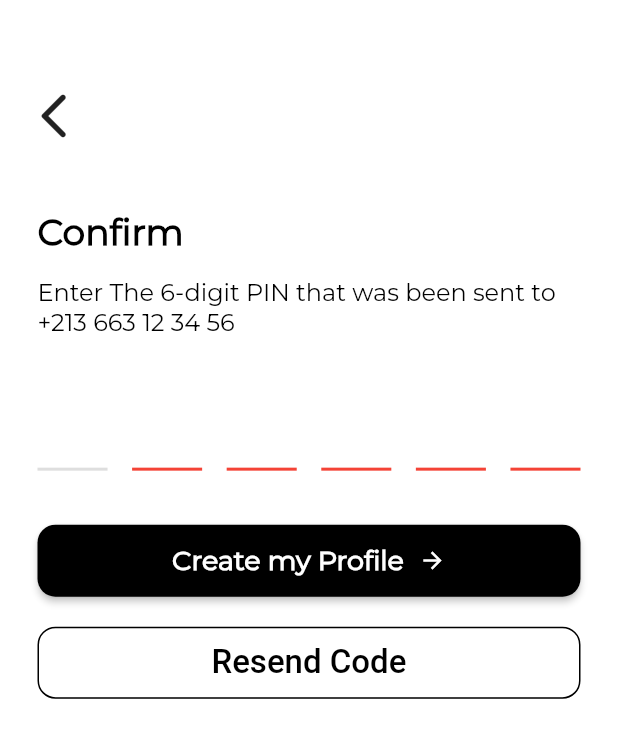
After one commit to abdlkaderkhatir/Fidelity-app-company, a Flutter app: the ConfirmationPhoneScreen screen opened by its route, on a phone screen of 412 x 824 dp. The commit adds this screen. Shown: the top 738 px of the screen. Run offline on Flutter 3.47's test engine with Material 2 defaults, Android fonts, the phone set to English and light mode, and no system bars; drawn by our look-alikes of pin_code_fields; our stand-ins replace get, sizer; Roboto replaces fonts that are missing (DIN).

Commit message:
adding Confirmation Screen

```diff
--- a/lib/routes/routes.dart
+++ b/lib/routes/routes.dart
@@ -1,3 +1,4 @@
+import 'package:fidelity_app/views/confirmation_phone_screen.dart';
 import 'package:fidelity_app/views/login_phone_screen.dart';
 import 'package:fidelity_app/views/splash_screen.dart';
 import 'package:get/get.dart';
@@ -11,11 +12,12 @@ class AppRoutes{
   static final routes =[
     GetPage(name: Routes.splashScreen, page:()=>const SplashScreen()),
     GetPage(name: Routes.loginPhone, page:()=>const LoginPhoneScreen()),
+    GetPage(name: Routes.confirmePhone, page:()=>const ConfirmationPhoneScreen()),
   ];
 }
 
 class Routes{
   static const splashScreen = '/splash';
   static const loginPhone = '/loginphone';
-
+  static const confirmePhone = '/confirme';
 }
--- /dev/null
+++ b/lib/views/confirmation_phone_screen.dart
@@ -0,0 +1,163 @@
+import 'package:fidelity_app/utils/theme.dart';
+import 'package:fidelity_app/widgets/awesome_button_widget.dart';
+import 'package:fidelity_app/widgets/outlined_awesome_button.dart';
+import 'package:flutter/material.dart';
+import 'package:pin_code_fields/pin_code_fields.dart';
+import 'package:sizer/sizer.dart';
+import 'package:get/get.dart';
+
+class ConfirmationPhoneScreen extends StatefulWidget {
+  const ConfirmationPhoneScreen({super.key});
+
+  @override
+  State<ConfirmationPhoneScreen> createState() =>
+      _ConfirmationPhoneScreenState();
+}
+
+class _ConfirmationPhoneScreenState extends State<ConfirmationPhoneScreen> {
+  final formKey = GlobalKey<FormState>();
+  final TextEditingController confirmation = TextEditingController();
+
+  @override
+  Widget build(BuildContext context) {
+    return SafeArea(
+        child: Scaffold(
+      backgroundColor: Colors.white,
+      body: Container(
+        height: double.infinity,
+        padding: const EdgeInsets.all(10.0),
+        child: Column(
+          crossAxisAlignment: CrossAxisAlignment.start,
+          children: [
+            SizedBox(height: 5.h),
+            IconButton(
+                onPressed: () {
+                  Get.back();
+                },
+                icon: const Icon(Icons.arrow_back_ios_new_rounded, size: 36)),
+            SizedBox(height: 5.h),
+            Padding(
+              padding: const EdgeInsets.symmetric(horizontal: 15),
+              child: Column(
+                crossAxisAlignment: CrossAxisAlignment.start,
+                children: [
+                  const Text('Confirm',
+                      style: TextStyle(
+                        fontFamily: "Mont",
+                        fontSize: 24,
+                        fontWeight: FontWeight.bold,
+                        color: Colors.black,
+                      )),
+                  SizedBox(height: 2.h),
+                  const Text(
+                      'Enter The 6-digit PIN that was been sent to +213 663 12 34 56',
+                      style: TextStyle(
+                        fontFamily: "Mont",
+                        fontSize: 16,
+                        fontWeight: FontWeight.normal,
+                        color: Colors.black,
+                      )),
+                  SizedBox(height: 5.h),
+                  Form(
+                    key: formKey,
+                    child: Column(
+                      crossAxisAlignment: CrossAxisAlignment.start,
+                      children: <Widget>[
+                        PinCodeTextField(
+                          controller: confirmation,
+                          onSubmitted: (s) {},
+                          enablePinAutofill: true,
+                          autovalidateMode: AutovalidateMode.disabled,
+                          appContext: context,
+                          length: 6,
+                          textStyle: TextStyle(
+                            fontSize: 17.sp,
+                            fontWeight: FontWeight.w500,
+                          ),
+                          blinkWhenObscuring: true,
+                          animationType: AnimationType.fade,
+                          cursorColor: Colors.black,
+                          animationDuration: const Duration(milliseconds: 300),
+                          enableActiveFill: true,
+                          autoFocus: true,
+                          keyboardType: TextInputType.number,
+                          cursorWidth: 0.4.w,
+                          pastedTextStyle: TextStyle(
+                              fontSize: 12.sp,
+                              fontWeight: FontWeight.w500,
+                              color: Colors.white),
+                          validator: (value) {
+                            if (value!.length != 6 ||
+                                !RegExp(r'^[0-9]+$').hasMatch(value)) {
+                              return "Enter valid code";
+                            } else {
+                              return null;
+                            }
+                          },
+                          pinTheme: PinTheme(
+                            selectedFillColor: Colors.white,
+                            selectedColor: geryClr,
+                            activeColor: geryClr,
+                            activeFillColor: Colors.white,
+                            // inactiveColor: geryClr,
+                            inactiveFillColor: Colors.white,
+                            shape: PinCodeFieldShape.underline,
+                            // borderRadius: BorderRadius.circular(5.sp),
+                            fieldHeight: 34.sp,
+                            fieldWidth: 34.sp,
+                          ),
+                          onChanged: (value) {},
+                        ),
+                        const SizedBox(height: 20),
+                        Row(
+                          children: [
+                            Expanded(
+                                child: AwesomeButtonWidget(
+                              heigth: 48,
+                              onPressed: () {},
+                              widget: Row(
+                                mainAxisAlignment: MainAxisAlignment.center,
+                                children: const [
+                                  Text(
+                                    "Create my Profile",
+                                    style: TextStyle(
+                                        fontWeight: FontWeight.bold,
+                                        fontSize: 18,
+                                        fontFamily: 'Mont'),
+                                  ),
+                                  SizedBox(
+                                    width: 10,
+                                  ),
+                                  Icon(
+                                    Icons.arrow_forward,
+                                    color: Colors.white,
+                                    size: 18,
+                                  ),
+                                ],
+                              ),
+                            ))
+                          ],
+                        ),
+                      ],
+                    ),
+                  ),
+                  const SizedBox(height: 20),
+                  Row(
+                    children: [
+                      Expanded(
+                          child: OutlineAwesomeButton(
+                        heigth: 48,
+                        onPressed: () {},
+                        text: "Resend Code",
+                      ))
+                    ],
+                  )
+                ],
+              ),
+            )
+          ],
+        ),
+      ),
+    ));
+  }
+}
--- a/lib/views/login_phone_screen.dart
+++ b/lib/views/login_phone_screen.dart
@@ -1,4 +1,4 @@
-import 'package:fidelity_app/utils/theme.dart';
+import 'package:fidelity_app/routes/routes.dart';
 import 'package:fidelity_app/widgets/awesome_button.dart';
 import 'package:flutter/material.dart';
 import 'package:get/get.dart';
@@ -99,7 +99,9 @@ class _LoginPhoneScreenState extends State<LoginPhoneScreen> {
                     const SizedBox(height: 20),
                     Row(
                       children: [
-                        Expanded(child: AwesomeButton(text: "Send Code", heigth: 48,onPressed: (){}))
+                        Expanded(child: AwesomeButton(text: "Send Code", heigth: 48,onPressed: (){
+                          Get.toNamed(Routes.confirmePhone);
+                        }))
                       ],
                     ),
                   ],
--- /dev/null
+++ b/lib/widgets/awesome_button_widget.dart
@@ -0,0 +1,27 @@
+import 'package:flutter/material.dart';
+
+
+class AwesomeButtonWidget extends StatelessWidget {
+  final Widget widget;
+  final double? heigth;
+  final Function() onPressed;
+  const AwesomeButtonWidget({super.key, required this.widget, required this.onPressed,this.heigth=56});
+
+  @override
+  Widget build(BuildContext context) {
+    return SizedBox(
+      height: heigth,
+      child: ElevatedButton(
+          style: ElevatedButton.styleFrom(
+            backgroundColor: Colors.black,
+            shape: RoundedRectangleBorder(
+              borderRadius: BorderRadius.circular(12), // <-- Radius
+            ),
+          ),
+          onPressed: onPressed,
+          child: widget,
+          // Text(text,style: const TextStyle(fontWeight: FontWeight.bold,fontSize: 18,fontFamily: 'Mont'),)
+          ),
+    );
+  }
+}
--- /dev/null
+++ b/lib/widgets/outlined_awesome_button.dart
@@ -0,0 +1,25 @@
+import 'package:flutter/material.dart';
+
+class OutlineAwesomeButton extends StatelessWidget {
+  final String text;
+  final Function() onPressed;
+  final double? heigth;
+  const OutlineAwesomeButton({super.key, required this.text, required this.onPressed,this.heigth=56});
+
+  @override
+  Widget build(BuildContext context) {
+
+    return SizedBox(
+      height: heigth,
+      child: OutlinedButton(
+          style: OutlinedButton.styleFrom(
+            side: const BorderSide(color: Colors.black,width: 1),
+            shape: RoundedRectangleBorder(
+              borderRadius: BorderRadius.circular(12), // <-- Radius
+            ),
+          ),
+          onPressed: onPressed,
+          child: Text(text,style: const TextStyle(fontSize: 22,fontFamily: 'DIN',color: Colors.black,))),
+    );
+  }
+}
--- a/pubspec.yaml
+++ b/pubspec.yaml
@@ -38,6 +38,7 @@ dependencies:
   cupertino_icons: ^1.0.2
   get: ^4.6.1
   sizer: ^2.0.15
+  pin_code_fields: ^7.3.0
 
 
 dev_dependencies:
```
Also changed, not shown: pubspec.lock.
